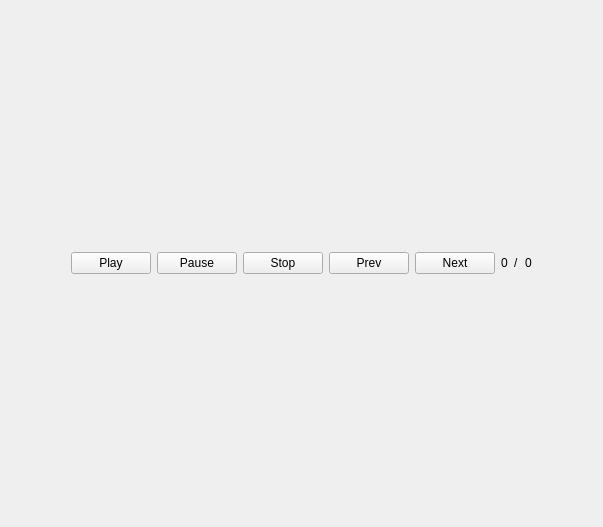
This is ui/VideoForm.ui in dmzdev/stance as Qt 5 draws it before an edit. The edited form follows.
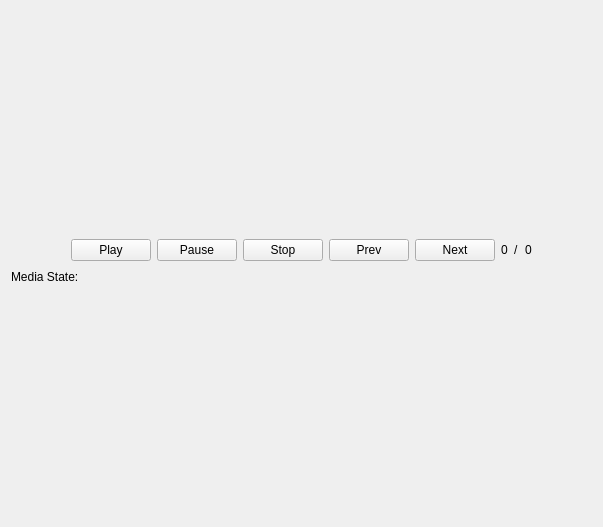
This is the edited form.

Commit message: Added media state label to video form for easier debugging / showing students problems. Modified debug message to list video title in log. Added phonon state signal. Added ability to disable / re-enable injects. Moved injects to new tab in edit scenario window.

Diff of the .ui file:
```diff
--- a/ui/VideoForm.ui
+++ b/ui/VideoForm.ui
@@ -156,6 +156,58 @@
        </item>
       </layout>
      </item>
+     <item>
+      <layout class="QHBoxLayout" name="horizontalLayout_2">
+       <property name="sizeConstraint">
+        <enum>QLayout::SetMaximumSize</enum>
+       </property>
+       <item>
+        <widget class="QLabel" name="label">
+         <property name="sizePolicy">
+          <sizepolicy hsizetype="Maximum" vsizetype="Maximum">
+           <horstretch>0</horstretch>
+           <verstretch>0</verstretch>
+          </sizepolicy>
+         </property>
+         <property name="text">
+          <string>Media State:</string>
+         </property>
+        </widget>
+       </item>
+       <item>
+        <widget class="QLabel" name="mediaStateLabel">
+         <property name="sizePolicy">
+          <sizepolicy hsizetype="Maximum" vsizetype="Maximum">
+           <horstretch>0</horstretch>
+           <verstretch>0</verstretch>
+          </sizepolicy>
+         </property>
+         <property name="text">
+          <string/>
+         </property>
+        </widget>
+       </item>
+       <item>
+        <spacer name="horizontalSpacer_3">
+         <property name="sizePolicy">
+          <sizepolicy hsizetype="Expanding" vsizetype="Maximum">
+           <horstretch>0</horstretch>
+           <verstretch>0</verstretch>
+          </sizepolicy>
+         </property>
+         <property name="orientation">
+          <enum>Qt::Horizontal</enum>
+         </property>
+         <property name="sizeHint" stdset="0">
+          <size>
+           <width>40</width>
+           <height>20</height>
+          </size>
+         </property>
+        </spacer>
+       </item>
+      </layout>
+     </item>
     </layout>
    </item>
   </layout>
```
The commit also changes 9 other files.
